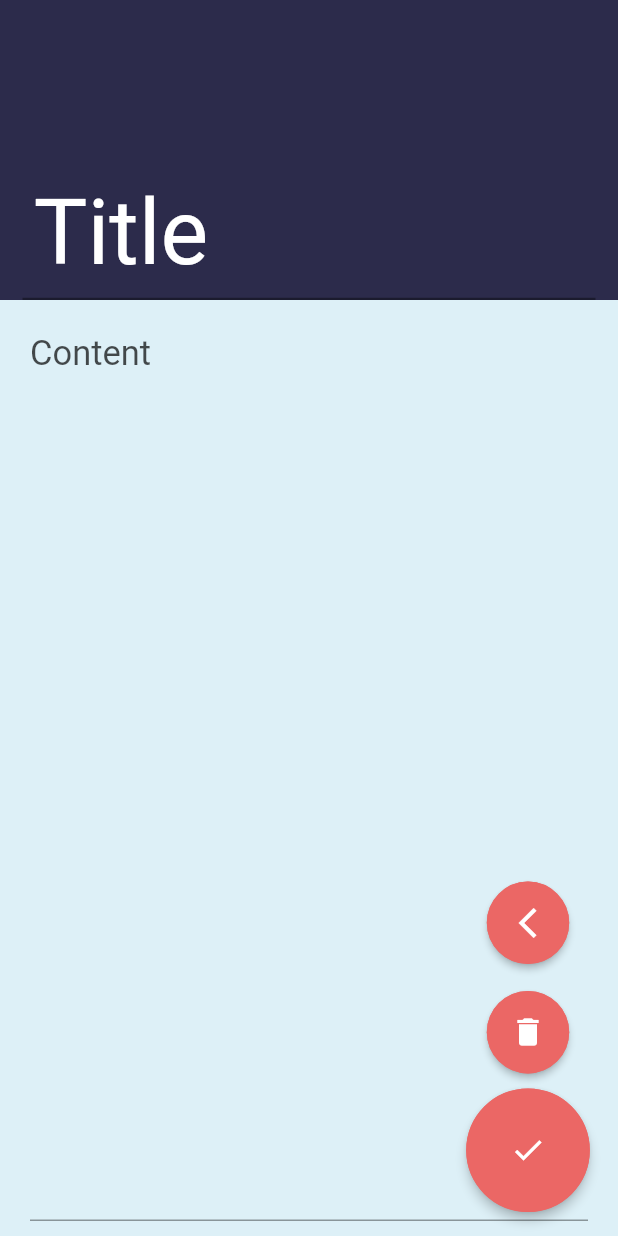
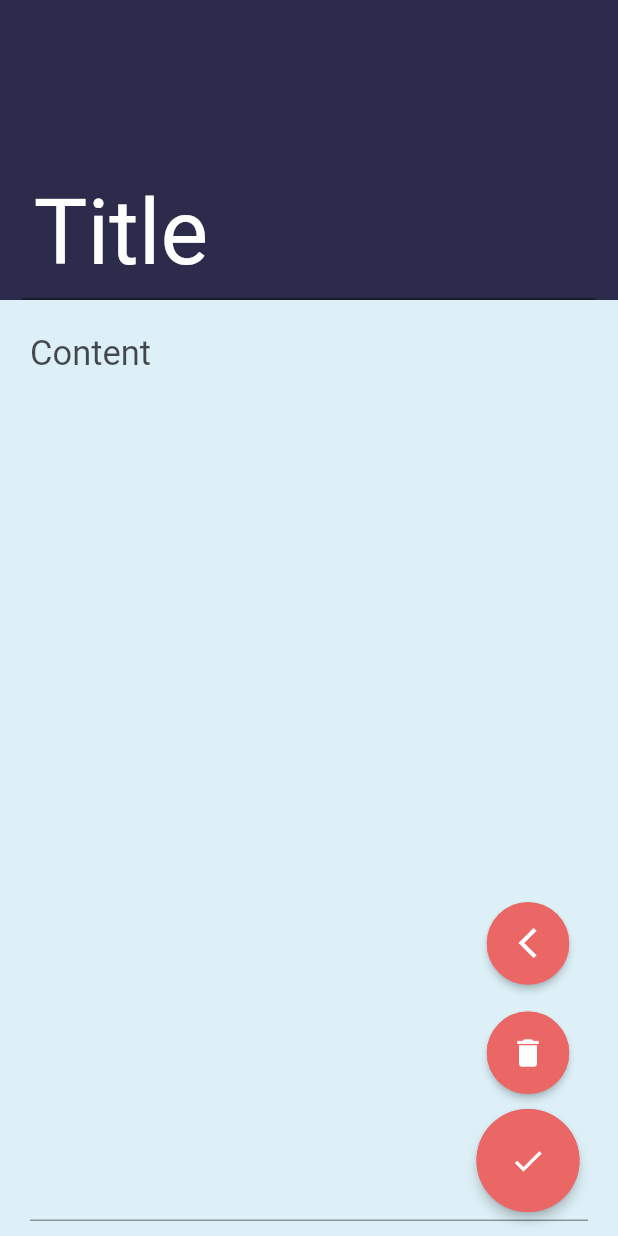
Before and after one commit to SarthakVaswani/NoteIt, a Flutter app: the EditNote screen opened directly, on a phone screen of 412 x 824 dp. Run offline on Flutter 3.47's test engine with Material 2 defaults, Android fonts, the light colour scheme and no system bars; our stand-ins replace animated_text_kit, cloud_firestore, firebase_auth, firebase_core, modal_progress_hud; missing offline and left inert: transition; accounts and stored records are empty; statements that could not run were skipped.

Commit message:
V 1.3.3: bug fix

```diff
--- a/lib/ui/edtNote.dart
+++ b/lib/ui/edtNote.dart
@@ -139,7 +139,7 @@ class _EditNoteState extends State<EditNote> {
             ),
             MaterialButton(
               elevation: 3,
-              height: MediaQuery.of(context).size.height / 10,
+              height: MediaQuery.of(context).size.height / 12,
               shape: CircleBorder(
                 side: BorderSide(width: 2, color: Color(0xffeb6765)),
               ),
```
